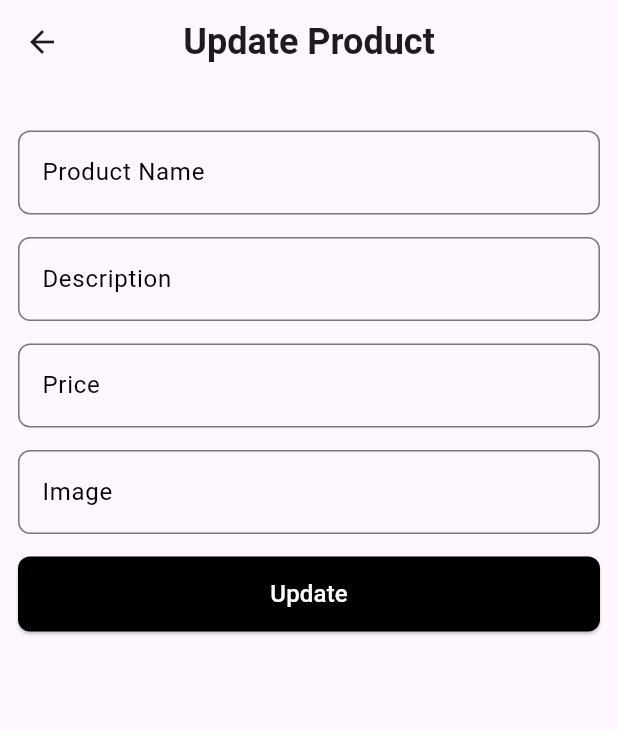
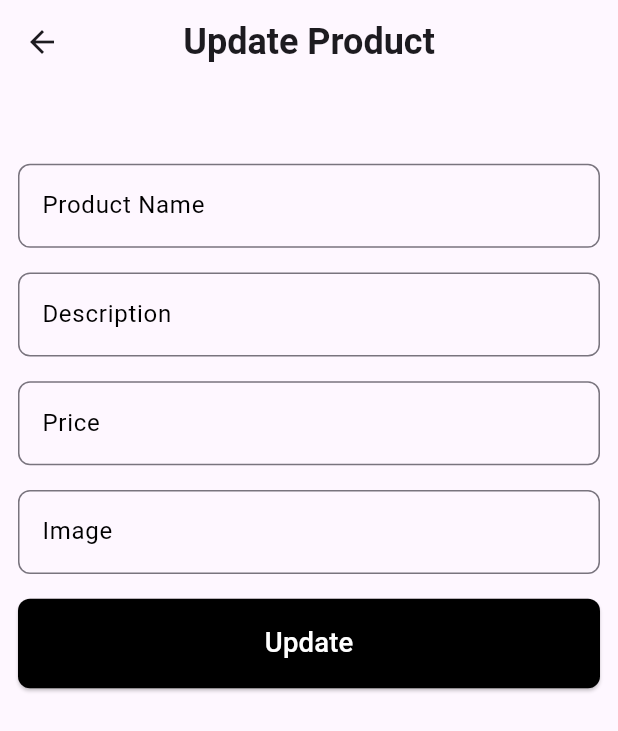
Before and after one commit to m7mdragab74/StoreFlex, a Flutter app: the UpdateProductPage screen opened directly with empty values, on a phone screen of 412 x 824 dp. Shown: the top 731 px of the screen. Run offline on Flutter 3.47's test engine with Material 3 defaults, Android fonts, the phone set to English and light mode, and no system bars; drawn by our look-alikes of modal_progress_hud_nsn; our stand-ins replace flutter_screenutil; network calls fail.

Commit message:
make app responsive ui

```diff
--- a/lib/views/update_product_page.dart
+++ b/lib/views/update_product_page.dart
@@ -1,6 +1,7 @@
 // ignore_for_file: use_build_context_synchronously, avoid_print
 
 import 'package:flutter/material.dart';
+import 'package:flutter_screenutil/flutter_screenutil.dart';
 import 'package:modal_progress_hud_nsn/modal_progress_hud_nsn.dart';
 import 'package:store_app/services/update_product_services.dart';
 import 'package:store_app/widget/custom_text_field.dart';
@@ -39,12 +40,12 @@ class _UpdateProductPageState extends State<UpdateProductPage> {
           backgroundColor: Colors.transparent,
         ),
         body: Padding(
-          padding: const EdgeInsets.all(12),
+          padding: EdgeInsets.all(12),
           child: SingleChildScrollView(
             child: Column(
               children: [
-                const SizedBox(
-                  height: 19,
+                SizedBox(
+                  height: MediaQuery.of(context).size.height / 20,
                 ),
                 CustomTextFieldWidget(
                   onChange: (data) {
@@ -52,8 +53,8 @@ class _UpdateProductPageState extends State<UpdateProductPage> {
                   },
                   label: 'Product Name',
                 ),
-                const SizedBox(
-                  height: 15,
+                SizedBox(
+                  height: MediaQuery.of(context).size.height / 50,
                 ),
                 CustomTextFieldWidget(
                   onChange: (data) {
@@ -61,8 +62,8 @@ class _UpdateProductPageState extends State<UpdateProductPage> {
                   },
                   label: 'Description',
                 ),
-                const SizedBox(
-                  height: 15,
+                SizedBox(
+                  height: MediaQuery.of(context).size.height / 50,
                 ),
                 CustomTextFieldWidget(
                   onChange: (data) {
@@ -71,8 +72,8 @@ class _UpdateProductPageState extends State<UpdateProductPage> {
                   textInputType: TextInputType.number,
                   label: 'Price',
                 ),
-                const SizedBox(
-                  height: 15,
+                SizedBox(
+                  height: MediaQuery.of(context).size.height / 50,
                 ),
                 CustomTextFieldWidget(
                   onChange: (data) {
@@ -80,14 +81,14 @@ class _UpdateProductPageState extends State<UpdateProductPage> {
                   },
                   label: 'Image',
                 ),
-                const SizedBox(
-                  height: 15,
+                SizedBox(
+                  height: MediaQuery.of(context).size.height / 50,
                 ),
                 CustomButtonWidget(
                   label: 'Update',
-                  height: 50,
+                  height: 50.h,
                   textColor: Colors.white,
-                  fontSize: 16,
+                  fontSize: 16.sp,
                   onTap: () async {
                     isLoading = true;
                     setState(() {});
--- a/pubspec.yaml
+++ b/pubspec.yaml
@@ -37,6 +37,7 @@ dependencies:
   cupertino_icons: ^1.0.8
   http: ^1.2.2
   modal_progress_hud_nsn: ^0.5.1
+  flutter_screenutil: ^5.9.3
 
 dev_dependencies:
   flutter_test:
```
Also changed, not shown: lib/main.dart (+8 -0 lines), lib/widget/product_card.dart (+4 -3 lines), pubspec.lock.
